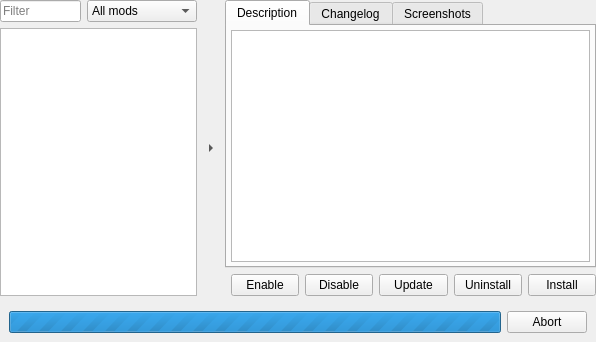
The window that launcher/modManager/cmodlistview_moc.ui (vcmi/vcmi) describes before a commit, drawn with Qt 5.
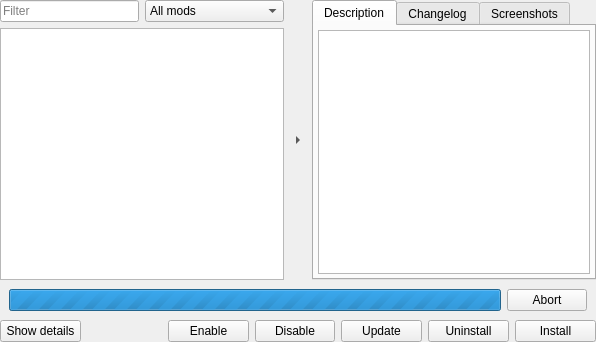
The same window after the commit.

Commit message: Miscellaneous improvements for Launcher UI: - Implemented "show intro" toggle in settings - Install/Update/Enable buttons are now visible even when mod info is hidden - Fixed behaviour of show mod info switch, added more obvious button to enable it - Removed no longer used "Enable mods on install" switch - Added buttons to open data, user data and temporary directories

Diff of the .ui file:
```diff
--- a/launcher/modManager/cmodlistview_moc.ui
+++ b/launcher/modManager/cmodlistview_moc.ui
@@ -26,6 +26,9 @@
    <property name="bottomMargin">
     <number>0</number>
    </property>
+   <property name="verticalSpacing">
+    <number>3</number>
+   </property>
    <item row="0" column="0">
     <layout class="QGridLayout" name="gridLayout_2">
      <property name="spacing">
@@ -166,7 +169,7 @@
    <item row="0" column="2">
     <widget class="QWidget" name="modInfoWidget" native="true">
      <property name="sizePolicy">
-      <sizepolicy hsizetype="Preferred" vsizetype="Preferred">
+      <sizepolicy hsizetype="MinimumExpanding" vsizetype="Preferred">
        <horstretch>0</horstretch>
        <verstretch>0</verstretch>
       </sizepolicy>
@@ -202,147 +205,6 @@
       <property name="bottomMargin">
        <number>0</number>
       </property>
-      <item row="1" column="4">
-       <widget class="QPushButton" name="uninstallButton">
-        <property name="sizePolicy">
-         <sizepolicy hsizetype="Expanding" vsizetype="Fixed">
-          <horstretch>0</horstretch>
-          <verstretch>0</verstretch>
-         </sizepolicy>
-        </property>
-        <property name="minimumSize">
-         <size>
-          <width>51</width>
-          <height>0</height>
-         </size>
-        </property>
-        <property name="maximumSize">
-         <size>
-          <width>100</width>
-          <height>16777215</height>
-         </size>
-        </property>
-        <property name="text">
-         <string>Uninstall</string>
-        </property>
-       </widget>
-      </item>
-      <item row="1" column="2">
-       <widget class="QPushButton" name="disableButton">
-        <property name="sizePolicy">
-         <sizepolicy hsizetype="Expanding" vsizetype="Fixed">
-          <horstretch>0</horstretch>
-          <verstretch>0</verstretch>
-         </sizepolicy>
-        </property>
-        <property name="minimumSize">
-         <size>
-          <width>51</width>
-          <height>0</height>
-         </size>
-        </property>
-        <property name="maximumSize">
-         <size>
-          <width>100</width>
-          <height>16777215</height>
-         </size>
-        </property>
-        <property name="text">
-         <string>Disable</string>
-        </property>
-       </widget>
-      </item>
-      <item row="1" column="3">
-       <widget class="QPushButton" name="updateButton">
-        <property name="sizePolicy">
-         <sizepolicy hsizetype="Expanding" vsizetype="Fixed">
-          <horstretch>0</horstretch>
-          <verstretch>0</verstretch>
-         </sizepolicy>
-        </property>
-        <property name="minimumSize">
-         <size>
-          <width>51</width>
-          <height>0</height>
-         </size>
-        </property>
-        <property name="maximumSize">
-         <size>
-          <width>100</width>
-          <height>16777215</height>
-         </size>
-        </property>
-        <property name="text">
-         <string>Update</string>
-        </property>
-       </widget>
-      </item>
-      <item row="1" column="0">
-       <spacer name="modButtonSpacer">
-        <property name="orientation">
-         <enum>Qt::Horizontal</enum>
-        </property>
-        <property name="sizeType">
-         <enum>QSizePolicy::MinimumExpanding</enum>
-        </property>
-        <property name="sizeHint" stdset="0">
-         <size>
-          <width>0</width>
-          <height>20</height>
-         </size>
-        </property>
-       </spacer>
-      </item>
-      <item row="1" column="5">
-       <widget class="QPushButton" name="installButton">
-        <property name="sizePolicy">
-         <sizepolicy hsizetype="Expanding" vsizetype="Fixed">
-          <horstretch>0</horstretch>
-          <verstretch>0</verstretch>
-         </sizepolicy>
-        </property>
-        <property name="minimumSize">
-         <size>
-          <width>51</width>
-          <height>0</height>
-         </size>
-        </property>
-        <property name="maximumSize">
-         <size>
-          <width>100</width>
-          <height>16777215</height>
-         </size>
-        </property>
-        <property name="text">
-         <string>Install</string>
-        </property>
-       </widget>
-      </item>
-      <item row="1" column="1">
-       <widget class="QPushButton" name="enableButton">
-        <property name="sizePolicy">
-         <sizepolicy hsizetype="Expanding" vsizetype="Fixed">
-          <horstretch>0</horstretch>
-          <verstretch>0</verstretch>
-         </sizepolicy>
-        </property>
-        <property name="minimumSize">
-         <size>
-          <width>51</width>
-          <height>0</height>
-         </size>
-        </property>
-        <property name="maximumSize">
-         <size>
-          <width>100</width>
-          <height>16777215</height>
-         </size>
-        </property>
-        <property name="text">
-         <string>Enable</string>
-        </property>
-       </widget>
-      </item>
       <item row="0" column="0" colspan="6">
        <widget class="QTabWidget" name="tabWidget">
         <property name="currentIndex">
@@ -464,6 +326,179 @@
      </layout>
     </widget>
    </item>
+   <item row="2" column="0" colspan="3">
+    <layout class="QHBoxLayout" name="horizontalLayout_2">
+     <property name="spacing">
+      <number>6</number>
+     </property>
+     <item>
+      <widget class="QPushButton" name="showInfoButton">
+       <property name="sizePolicy">
+        <sizepolicy hsizetype="Expanding" vsizetype="Fixed">
+         <horstretch>0</horstretch>
+         <verstretch>0</verstretch>
+        </sizepolicy>
+       </property>
+       <property name="minimumSize">
+        <size>
+         <width>51</width>
+         <height>0</height>
+        </size>
+       </property>
+       <property name="maximumSize">
+        <size>
+         <width>100</width>
+         <height>16777215</height>
+        </size>
+       </property>
+       <property name="text">
+        <string>Show details</string>
+       </property>
+      </widget>
+     </item>
+     <item>
+      <spacer name="modButtonSpacer">
+       <property name="orientation">
+        <enum>Qt::Horizontal</enum>
+       </property>
+       <property name="sizeType">
+        <enum>QSizePolicy::MinimumExpanding</enum>
+       </property>
+       <property name="sizeHint" stdset="0">
+        <size>
+         <width>0</width>
+         <height>0</height>
+        </size>
+       </property>
+      </spacer>
+     </item>
+     <item>
+      <widget class="QPushButton" name="enableButton">
+       <property name="sizePolicy">
+        <sizepolicy hsizetype="Expanding" vsizetype="Fixed">
+         <horstretch>0</horstretch>
+         <verstretch>0</verstretch>
+        </sizepolicy>
+       </property>
+       <property name="minimumSize">
+        <size>
+         <width>51</width>
+         <height>0</height>
+        </size>
+       </property>
+       <property name="maximumSize">
+        <size>
+         <width>100</width>
+         <height>16777215</height>
+        </size>
+       </property>
+       <property name="text">
+        <string>Enable</string>
+       </property>
+      </widget>
+     </item>
+     <item>
+      <widget class="QPushButton" name="disableButton">
+       <property name="sizePolicy">
+        <sizepolicy hsizetype="Expanding" vsizetype="Fixed">
+         <horstretch>0</horstretch>
+         <verstretch>0</verstretch>
+        </sizepolicy>
+       </property>
+       <property name="minimumSize">
+        <size>
+         <width>51</width>
+         <height>0</height>
+        </size>
+       </property>
+       <property name="maximumSize">
+        <size>
+         <width>100</width>
+         <height>16777215</height>
+        </size>
+       </property>
+       <property name="text">
+        <string>Disable</string>
+       </property>
+      </widget>
+     </item>
+     <item>
+      <widget class="QPushButton" name="updateButton">
+       <property name="sizePolicy">
+        <sizepolicy hsizetype="Expanding" vsizetype="Fixed">
+         <horstretch>0</horstretch>
+         <verstretch>0</verstretch>
+        </sizepolicy>
+       </property>
+       <property name="minimumSize">
+        <size>
+         <width>51</width>
+         <height>0</height>
+        </size>
+       </property>
+       <property name="maximumSize">
+        <size>
+         <width>100</width>
+         <height>16777215</height>
+        </size>
+       </property>
+       <property name="text">
+        <string>Update</string>
+       </property>
+      </widget>
+     </item>
+     <item>
+      <widget class="QPushButton" name="uninstallButton">
+       <property name="sizePolicy">
+        <sizepolicy hsizetype="Expanding" vsizetype="Fixed">
+         <horstretch>0</horstretch>
+         <verstretch>0</verstretch>
+        </sizepolicy>
+       </property>
+       <property name="minimumSize">
+        <size>
+         <width>51</width>
+         <height>0</height>
+        </size>
+       </property>
+       <property name="maximumSize">
+        <size>
+         <width>100</width>
+         <height>16777215</height>
+        </size>
+       </property>
+       <property name="text">
+        <string>Uninstall</string>
+       </property>
+      </widget>
+     </item>
+     <item>
+      <widget class="QPushButton" name="installButton">
+       <property name="sizePolicy">
+        <sizepolicy hsizetype="Expanding" vsizetype="Fixed">
+         <horstretch>0</horstretch>
+         <verstretch>0</verstretch>
+        </sizepolicy>
+       </property>
+       <property name="minimumSize">
+        <size>
+         <width>51</width>
+         <height>0</height>
+        </size>
+       </property>
+       <property name="maximumSize">
+        <size>
+         <width>100</width>
+         <height>16777215</height>
+        </size>
+       </property>
+       <property name="text">
+        <string>Install</string>
+       </property>
+      </widget>
+     </item>
+    </layout>
+   </item>
    <item row="1" column="0" colspan="3">
     <widget class="QWidget" name="progressWidget" native="true">
      <property name="enabled">
@@ -485,6 +520,12 @@
       <property name="leftMargin">
        <number>9</number>
       </property>
+      <property name="topMargin">
+       <number>6</number>
+      </property>
+      <property name="bottomMargin">
+       <number>6</number>
+      </property>
       <item>
        <widget class="QProgressBar" name="progressBar">
         <property name="sizePolicy">
```
Left out of the diff: 5 changed lines with no effect on the pictures. The commit also changes 7 other files.
